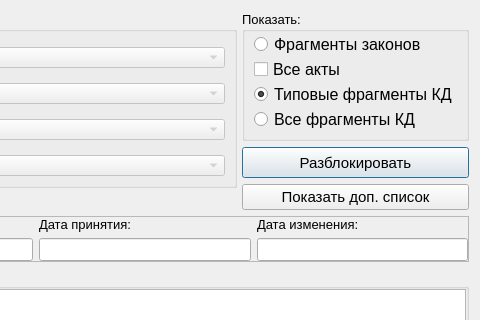
Qt form knowledgebase.ui (YakSid/KDC_RSREU) before a commit; both pictures show x 190 to 670 and y 0 to 320 of the 670 by 418 pixel window.
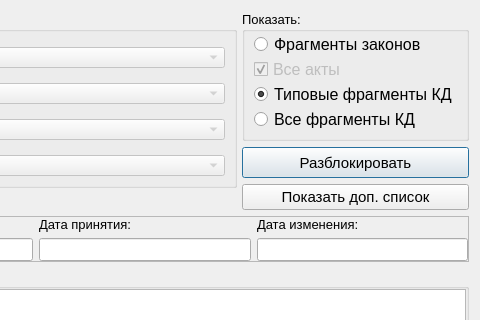
The same form after that commit.

```diff
--- a/knowledgebase.ui
+++ b/knowledgebase.ui
@@ -240,6 +240,9 @@
       </item>
       <item>
        <widget class="QCheckBox" name="ch_all_acts">
+        <property name="enabled">
+         <bool>false</bool>
+        </property>
         <property name="font">
          <font>
           <pointsize>12</pointsize>
@@ -248,6 +251,9 @@
         <property name="text">
          <string>Все акты</string>
         </property>
+        <property name="checked">
+         <bool>true</bool>
+        </property>
        </widget>
       </item>
       <item>
```
